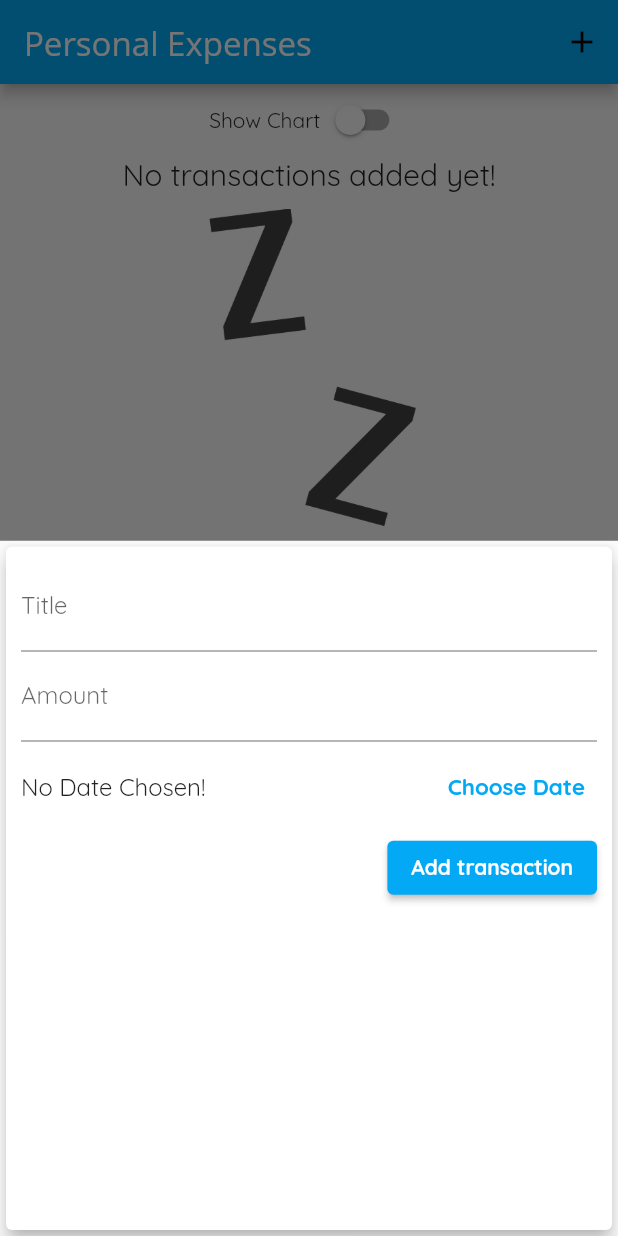
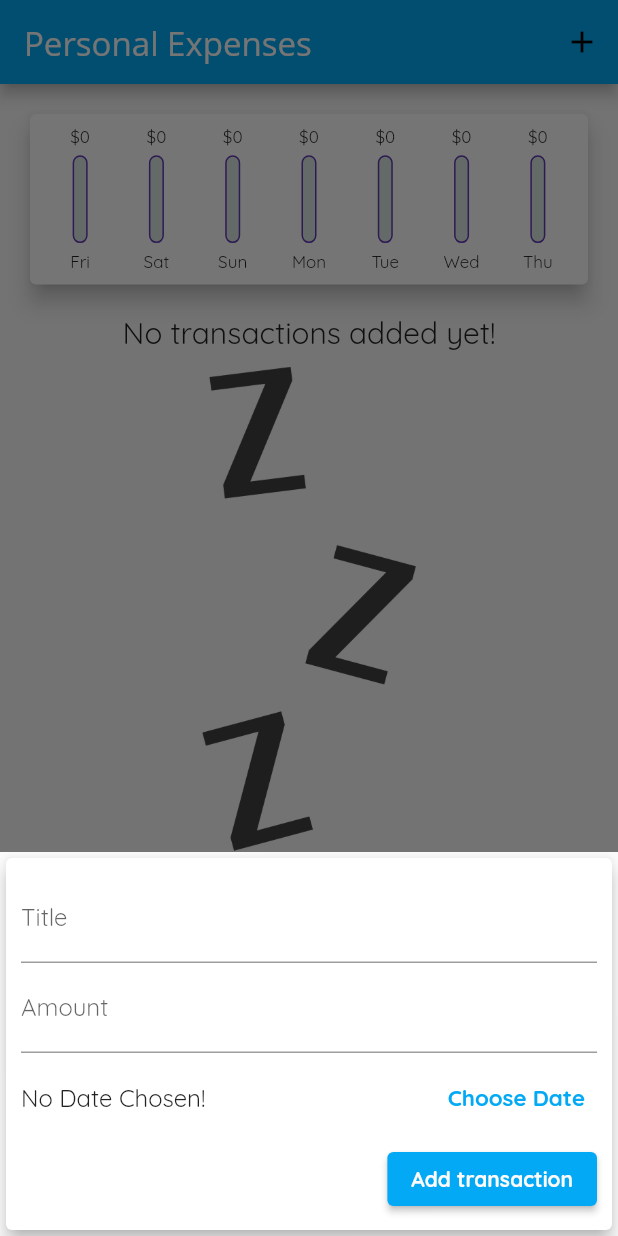
Before and after one commit to Maksatbekk/Personal-Expenses, a Flutter app: the screen it shows after launch, after a tap on the "add" icon, on a phone screen of 412 x 824 dp. Run offline on Flutter 3.47's test engine with Material 2 defaults, Android fonts, the phone set to English and light mode, and no system bars.

Commit message:
soft keyboard insets

```diff
--- a/lib/main.dart
+++ b/lib/main.dart
@@ -94,6 +94,7 @@ class _MyHomePageState extends State<MyHomePage> {
 
   @override
   Widget build(BuildContext context) {
+    final isLandscape = MediaQuery.of(context).orientation == Orientation.landscape;
     final appBar = AppBar(
       title: const Text('Personal Expenses'),
       actions: <Widget>[
@@ -105,6 +106,13 @@ class _MyHomePageState extends State<MyHomePage> {
         )
       ],
     );
+    final txListWidget = SizedBox(
+                    height: (MediaQuery.of(context).size.height -
+                            appBar.preferredSize.height -
+                            MediaQuery.of(context).padding.top) *
+                        0.7,
+                    child:
+                        TransactionList(_userTransactions, _deleteTransaction));
     return Scaffold(
       appBar: appBar,
       body: SingleChildScrollView(
@@ -112,34 +120,36 @@ class _MyHomePageState extends State<MyHomePage> {
           mainAxisAlignment: MainAxisAlignment.start,
           crossAxisAlignment: CrossAxisAlignment.stretch,
           children: <Widget>[
-            Row(
+            if (isLandscape) Row(
               mainAxisAlignment: MainAxisAlignment.center,
               children: <Widget>[
                 const Text('Show Chart'),
                 Switch(
-                    value: _showChart,
-                    onChanged: (val) {
-                      setState(() {
-                        _showChart = val;
-                      });
-                    },),
+                  value: _showChart,
+                  onChanged: (val) {
+                    setState(() {
+                      _showChart = val;
+                    });
+                  },
+                ),
               ],
             ),
-            _showChart
+            if (!isLandscape) SizedBox(
+                    height: (MediaQuery.of(context).size.height -
+                            appBar.preferredSize.height -
+                            MediaQuery.of(context).padding.top) *
+                        0.2,
+                    child: Chart(_recentTransactions)),
+            if (!isLandscape) txListWidget,
+            if (isLandscape) _showChart
                 ? SizedBox(
                     height: (MediaQuery.of(context).size.height -
                             appBar.preferredSize.height -
                             MediaQuery.of(context).padding.top) *
                         0.8,
                     child: Chart(_recentTransactions))
-                : SizedBox(
-                    height: (MediaQuery.of(context).size.height -
-                            appBar.preferredSize.height -
-                            MediaQuery.of(context).padding.top) *
-                        0.7,
-                    child:
-                        TransactionList(_userTransactions, _deleteTransaction)),
-          ],
+                : txListWidget
+          ]
         ),
       ),
       floatingActionButtonLocation: FloatingActionButtonLocation.centerFloat,
--- a/lib/widgets/new_transaction.dart
+++ b/lib/widgets/new_transaction.dart
@@ -16,7 +16,6 @@ class _NewTransactionState extends State<NewTransaction> {
   DateTime? _selectedDate;
 
   void _submitData() {
-
     if (_amountController.text.isEmpty) {
       return;
     }
@@ -51,10 +50,17 @@ class _NewTransactionState extends State<NewTransaction> {
 
   @override
   Widget build(BuildContext context) {
-    return Card(
+    return SingleChildScrollView(
+      child: Card(
         elevation: 5,
         child: Container(
-        padding: const EdgeInsets.all(10),
+          padding:
+              EdgeInsets.only(
+                top: 10,
+                left: 10,
+                right: 10,
+                bottom: MediaQuery.of(context).viewInsets.bottom + 10,
+              ),
           child: Column(
             crossAxisAlignment: CrossAxisAlignment.end,
             children: <Widget>[
@@ -106,6 +112,7 @@ class _NewTransactionState extends State<NewTransaction> {
             ],
           ),
         ),
+      ),
     );
   }
 }
```
Lines whose indentation alone changed are shown as unchanged.
